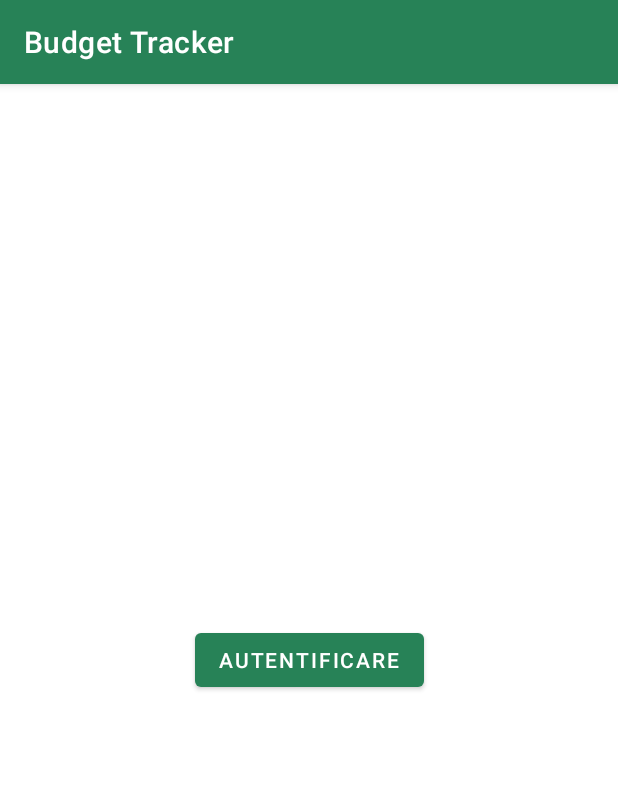
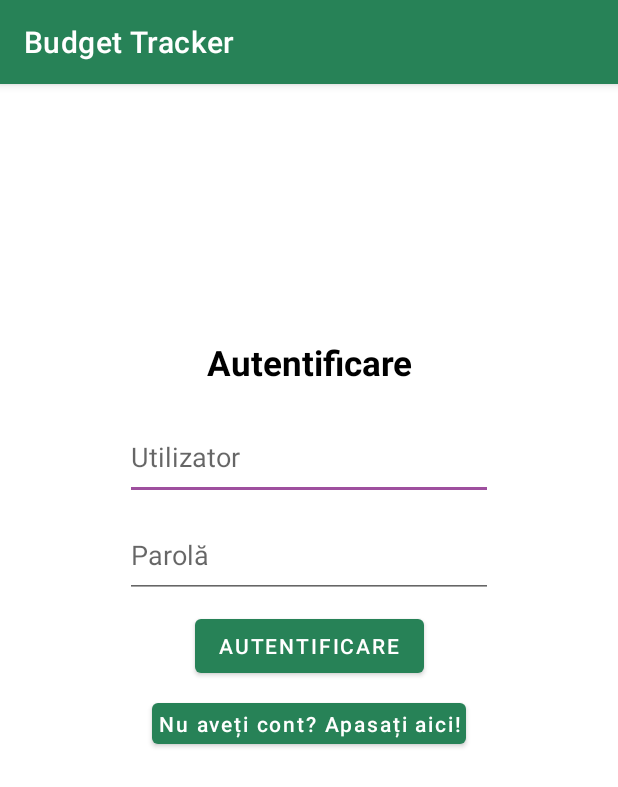
Before and after one commit to mihaiLambru/Budget-Tracker, an Android app: the LoginActivity screen opened directly, with no data from a screen before it, on a phone screen of 412 x 824 dp. Shown: the top 787 px of the screen. Run offline under Robolectric (Android 15) with nearby library versions, the phone set to English and light mode, and no system bars.

Commit message:
Lista conturi + Update Adapter + Login

```diff
--- a/app/src/main/java/com/example/budgettracker/Activities/LoginActivity.java
+++ b/app/src/main/java/com/example/budgettracker/Activities/LoginActivity.java
@@ -19,4 +19,8 @@ public class LoginActivity extends AppCompatActivity {
     public void onClickLogin(View view) {
         startActivity(new Intent(this, MainActivity.class));
     }
+
+    public void onClickToRegister(View view) {
+        startActivity(new Intent(this, RegisterActivity.class));
+    }
 }
--- a/app/src/main/java/com/example/budgettracker/CustomObjects/Cont.java
+++ b/app/src/main/java/com/example/budgettracker/CustomObjects/Cont.java
@@ -1,6 +1,9 @@
 package com.example.budgettracker.CustomObjects;
 
-public class Cont {
+
+import java.io.Serializable;
+
+public class Cont implements Serializable {
     private String nume;
     private double suma;
     private String moneda;
--- a/app/src/main/res/layout/activity_login.xml
+++ b/app/src/main/res/layout/activity_login.xml
@@ -10,10 +10,67 @@
         android:id="@+id/buttonLogin"
         android:layout_width="wrap_content"
         android:layout_height="wrap_content"
+        android:layout_marginTop="8dp"
+        android:onClick="onClickLogin"
         android:text="@string/autenButton"
-        android:onClick="onClickLogin"
+        app:layout_constraintEnd_toEndOf="parent"
+        app:layout_constraintStart_toStartOf="parent"
+        app:layout_constraintTop_toBottomOf="@+id/textViewPasswordLogin" />
+
+    <TextView
+        android:id="@+id/textViewInfoLogin"
+        android:layout_width="wrap_content"
+        android:layout_height="wrap_content"
+        android:fontFamily="sans-serif"
+        android:gravity="center"
+        android:text="@string/info_login_page_top"
+        android:textColor="@color/black"
+        android:textSize="23sp"
+        android:textStyle="bold"
+        app:layout_constraintBottom_toTopOf="@+id/textViewUsernameLogin"
+        app:layout_constraintEnd_toEndOf="parent"
+        app:layout_constraintStart_toStartOf="parent"
+        app:layout_constraintTop_toTopOf="parent"
+        app:layout_constraintVertical_bias="0.9" />
+
+    <EditText
+        android:id="@+id/textViewUsernameLogin"
+        android:layout_width="245dp"
+        android:layout_height="57dp"
+        android:ems="10"
+        android:hint="@string/userNameText"
+        android:inputType="textPersonName"
         app:layout_constraintBottom_toBottomOf="parent"
         app:layout_constraintEnd_toEndOf="parent"
         app:layout_constraintStart_toStartOf="parent"
-        app:layout_constraintTop_toTopOf="parent" />
+        app:layout_constraintTop_toTopOf="parent"
+        app:layout_constraintVertical_bias="0.31" />
+
+    <EditText
+        android:id="@+id/textViewPasswordLogin"
+        android:layout_width="245dp"
+        android:layout_height="57dp"
+        android:layout_marginTop="8dp"
+        android:ems="10"
+        android:hint="@string/passText"
+        android:inputType="textPassword"
+        app:layout_constraintEnd_toEndOf="parent"
+        app:layout_constraintStart_toStartOf="parent"
+        app:layout_constraintTop_toBottomOf="@+id/textViewUsernameLogin" />
+
+    <Button
+        android:id="@+id/buttonInfoLoginBottom"
+        android:layout_width="wrap_content"
+        android:layout_height="wrap_content"
+        android:layout_marginTop="8dp"
+        android:minWidth="10dp"
+        android:minHeight="10dp"
+        android:padding="4dp"
+        android:onClick="onClickToRegister"
+        android:text="@string/info_login_page_bottom"
+        android:textAllCaps="false"
+        app:layout_constraintEnd_toEndOf="parent"
+        app:layout_constraintStart_toStartOf="parent"
+        app:layout_constraintTop_toBottomOf="@+id/buttonLogin" />
+
 </androidx.constraintlayout.widget.ConstraintLayout>
--- a/app/src/main/res/layout/activity_main.xml
+++ b/app/src/main/res/layout/activity_main.xml
@@ -1,4 +1,5 @@
 <?xml version="1.0" encoding="utf-8"?>
+
 <androidx.constraintlayout.widget.ConstraintLayout xmlns:android="http://schemas.android.com/apk/res/android"
     xmlns:app="http://schemas.android.com/apk/res-auto"
     xmlns:tools="http://schemas.android.com/tools"
@@ -49,6 +50,7 @@
         android:layout_marginTop="16dp"
         android:layout_marginEnd="4dp"
         android:background="@drawable/settings_icon"
+        android:onClick="onClickSettings"
         app:layout_constraintEnd_toEndOf="parent"
         app:layout_constraintHorizontal_bias="0.0"
         app:layout_constraintStart_toEndOf="@+id/spinner"
--- a/app/src/main/res/layout/activity_register.xml
+++ b/app/src/main/res/layout/activity_register.xml
@@ -11,7 +11,7 @@
         android:layout_width="wrap_content"
         android:layout_height="57dp"
         android:layout_marginTop="8dp"
-        android:onClick="inregistrateBtn"
+        android:onClick="onClickRegister"
         android:text="@string/inregButton"
         app:layout_constraintEnd_toEndOf="parent"
         app:layout_constraintStart_toStartOf="parent"
@@ -79,7 +79,7 @@
         app:layout_constraintTop_toBottomOf="@+id/textViewPassword2" />
 
     <Button
-        android:id="@+id/button"
+        android:id="@+id/buttonInfoRegisterBottom"
         android:layout_width="wrap_content"
         android:layout_height="wrap_content"
         android:layout_marginTop="8dp"
--- a/app/src/main/res/layout/fragment_welcome1.xml
+++ b/app/src/main/res/layout/fragment_welcome1.xml
@@ -15,8 +15,7 @@
         android:layout_height="match_parent"
         android:gravity="center"
         android:keepScreenOn="true"
-        android:text="@string/dummy_content"
-        android:textColor="#33b5e5"
+        android:textColor="@color/colorCustomAccent"
         android:textSize="50sp"
         android:textStyle="bold" />
 
--- a/app/src/main/res/values/colors.xml
+++ b/app/src/main/res/values/colors.xml
@@ -14,4 +14,5 @@
     <color name="color_eur">#1470CC</color>
     <color name="color_usd">#298C2F</color>
     <color name="color_ron">#CC1F1F</color>
+    <color name="red">#DA0404</color>
 </resources>
--- a/app/src/main/res/values/strings.xml
+++ b/app/src/main/res/values/strings.xml
@@ -15,8 +15,11 @@
     <string name="BeneficiarValue">Beneficiar</string>
     <string name="BeneficiarText">Beneficiar</string>
     <string name="NotăText">Notă</string>
+
+    <string name="info_register_page_top">Înregistrare</string>
     <string name="info_register_page_bottom">Aveți deja cont? Dați click aici!</string>
-    <string name="info_register_page_top">Înregistrare</string>
+    <string name="info_login_page_top">Autentificare</string>
+    <string name="info_login_page_bottom">Nu aveți cont? Apasați aici!</string>
     <string name="termeni_conditii">Accept termenii si conditiile</string>
     <!-- TODO: Remove or change this placeholder text -->
     <string name="hello_blank_fragment">Hello blank fragment</string>
@@ -31,7 +34,7 @@
 
     <string-array name="Monede">
         <item>RON</item>
-        <item>EURO</item>
+        <item>EUR</item>
         <item>USD</item>
     </string-array>
 
@@ -41,4 +44,5 @@
     </string-array>
 
     <string name="info_statistici">Grafic cheltuieli</string>
+
 </resources>
```
Also changed, not shown: app/src/main/AndroidManifest.xml (+8 -11 lines), app/src/main/java/com/example/budgettracker/Activities/ListaConturiActivity.java (added, +31 -0 lines), app/src/main/java/com/example/budgettracker/Activities/MainActivity.java (+11 -2 lines), app/src/main/java/com/example/budgettracker/Activities/RegisterActivity.java (+2 -9 lines), app/src/main/java/com/example/budgettracker/Adapters/CustomAdapter.java (+68 -10 lines), app/src/main/res/layout/activity_editare_cont.xml (+10 -3 lines), app/src/main/res/layout/activity_lista_conturi.xml (added, +17 -0 lines), app/src/main/res/layout/item_list_view_conturi.xml (added, +76 -0 lines), app/src/main/res/layout/item_spinner_main_activity.xml (renamed from app/src/main/res/layout/item_spinner.xml).
